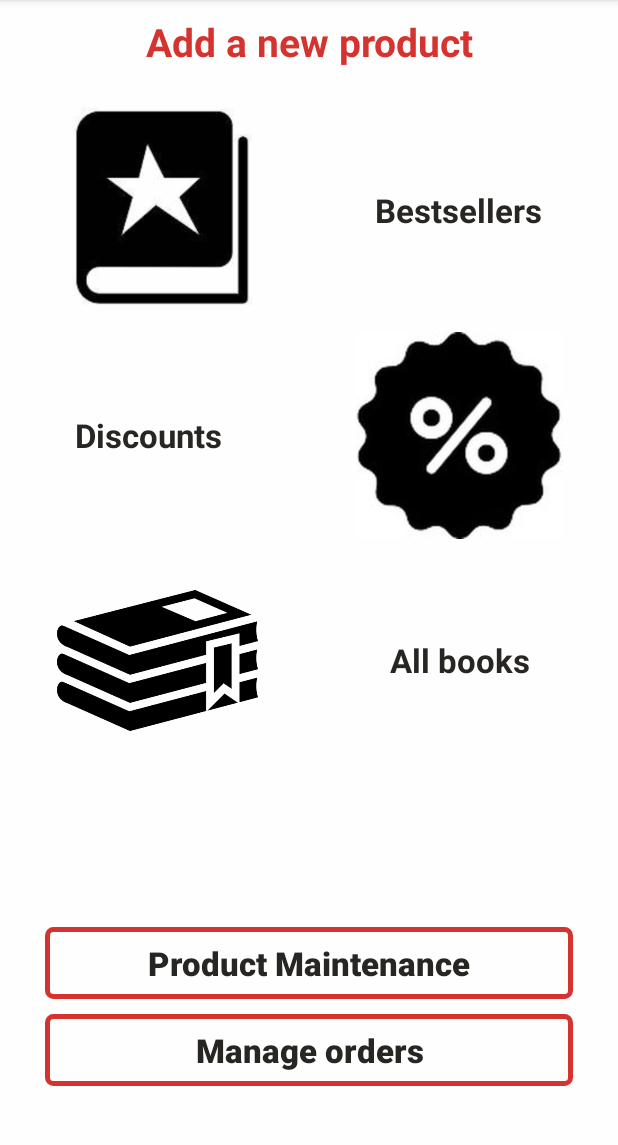
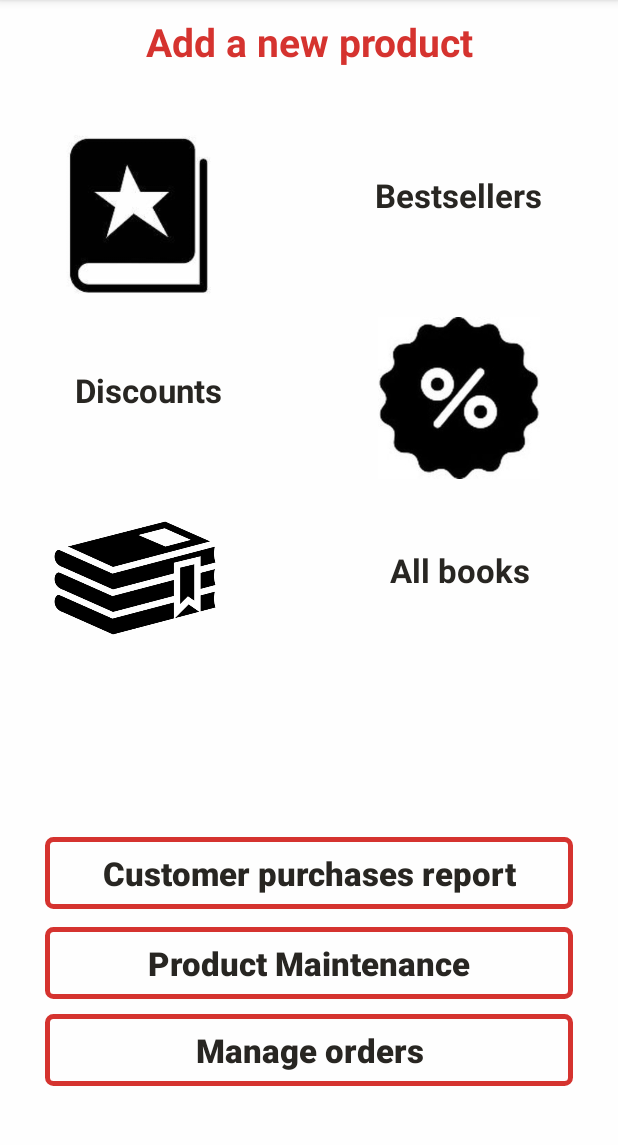
Before and after one commit to OanaDG/BachelorAppGit, an Android app: the AdminCategoryActivity screen opened directly, with no data from a screen before it, on a phone screen of 412 x 824 dp, the part 75-1220 px from its top. Run offline under Robolectric (Android 15) with nearby library versions, the phone set to English and light mode, and no system bars; our stand-ins replace Firebase (no records; nobody signed in at launch, a user with empty details on screens opened directly); 2 statements that could not run were skipped.

Commit message:
version with report

```diff
--- a/BachelorApp/app/src/main/java/com/example/bachelorapp/Admin/AdminCategoryActivity.java
+++ b/BachelorApp/app/src/main/java/com/example/bachelorapp/Admin/AdminCategoryActivity.java
@@ -1,21 +1,39 @@
 package com.example.bachelorapp.Admin;
 
+import androidx.annotation.NonNull;
 import androidx.appcompat.app.AppCompatActivity;
+import androidx.core.content.FileProvider;
 
+import android.content.Context;
 import android.content.Intent;
+import android.net.Uri;
 import android.os.Bundle;
+import android.util.Log;
 import android.view.View;
 import android.widget.Button;
 import android.widget.ImageView;
 
+import com.example.bachelorapp.Model.Orders;
 import com.example.bachelorapp.User.HomeActivity;
 import com.example.bachelorapp.User.LoginActivity;
 import com.example.bachelorapp.R;
+import com.google.firebase.database.DataSnapshot;
+import com.google.firebase.database.DatabaseError;
+import com.google.firebase.database.DatabaseReference;
+import com.google.firebase.database.FirebaseDatabase;
+import com.google.firebase.database.ValueEventListener;
+
+import java.io.File;
+import java.io.FileOutputStream;
+import java.util.Map;
 
 public class AdminCategoryActivity extends AppCompatActivity {
 
+    private static final String TAG = AdminCategoryActivity.class.getSimpleName();
     ImageView imgBestseller, imgDiscount, imgAll, tvLogout;
-    Button btnManageOrders, btnProductMaintenance;
+    Button btnManageOrders, btnProductMaintenance, btnCustomerPurchasesReport;
+    StringBuilder builder = new StringBuilder();
+    DatabaseReference ordersRef, usersRef;
 
     @Override
     protected void onCreate(Bundle savedInstanceState) {
@@ -28,6 +46,35 @@ public class AdminCategoryActivity extends AppCompatActivity {
         imgAll = findViewById(R.id.imgAll);
         btnManageOrders = findViewById(R.id.btnCheckOrders);
         btnProductMaintenance = findViewById(R.id.btnMaintenance);
+        btnCustomerPurchasesReport = findViewById(R.id.btnClientReport);
+        builder.append("Customer,Revenue(RON)");
+
+        ordersRef = FirebaseDatabase.getInstance().getReference().child("Orders");
+        ordersRef.addValueEventListener(new ValueEventListener() {
+            @Override
+            public void onDataChange(@NonNull DataSnapshot snapshot) {
+                Map<String, Object> map = (Map<String, Object>)snapshot.getValue();
+                for(Map.Entry<String, Object> pair : map.entrySet()) {
+                    String name = pair.getKey();
+                    builder.append("\n" + name + ",");
+                    DataSnapshot allSnapshots = snapshot.child(name);
+                    Iterable<DataSnapshot> orderChildren = allSnapshots.getChildren();
+                    double revenue = 0;
+                    for (DataSnapshot snap : orderChildren) {
+                        Orders order = snap.getValue(Orders.class);
+                        revenue += Double.valueOf(order.getTotalPrice());
+
+                    }
+                    builder.append(revenue);
+                }
+
+            }
+
+            @Override
+            public void onCancelled(@NonNull DatabaseError error) {
+
+            }
+        });
 
         imgBestseller.setOnClickListener(new View.OnClickListener() {
             @Override
@@ -84,5 +131,36 @@ public class AdminCategoryActivity extends AppCompatActivity {
                 startActivity(intent);
             }
         });
+
+
+        //to do method for generating csv
+        btnCustomerPurchasesReport.setOnClickListener(new View.OnClickListener() {
+            @Override
+            public void onClick(View view) {
+                Log.d(TAG, "onClick: " + builder.toString());
+                generateRevenueByClientReport();
+            }
+        });
+    }
+
+    public void generateRevenueByClientReport() {
+        try{
+            FileOutputStream out = openFileOutput("revenueReport.csv", Context.MODE_PRIVATE);
+            out.write((builder.toString()).getBytes());
+            out.close();
+
+            Context context = getApplicationContext();
+            File file = new File(getFilesDir(), "revenueReport.csv");
+            Uri path = FileProvider.getUriForFile(context, "com.example.bachelorapp.fileprovider", file);
+            Intent fileIntent = new Intent(Intent.ACTION_SEND);
+            fileIntent.setType("text/csv");
+            fileIntent.putExtra(Intent.EXTRA_SUBJECT, "Revenue brought by each client");
+            fileIntent.addFlags(Intent.FLAG_GRANT_READ_URI_PERMISSION);
+            fileIntent.putExtra(Intent.EXTRA_STREAM, path);
+            startActivity(Intent.createChooser(fileIntent, "Save report"));
+
+        } catch (Exception e){
+            e.printStackTrace();
+        }
     }
 }
--- a/BachelorApp/app/src/main/res/layout/activity_admin_category.xml
+++ b/BachelorApp/app/src/main/res/layout/activity_admin_category.xml
@@ -47,12 +47,12 @@
 
         <ImageView
             android:id="@+id/imgBestseller"
-            android:layout_width="150dp"
-            android:layout_height="150dp"
+            android:layout_width="120dp"
+            android:layout_height="120dp"
             android:layout_weight="1"
             app:srcCompat="@drawable/bestseller"
             android:layout_marginLeft="30dp"
-            android:layout_marginTop="20dp"
+            android:layout_marginTop="40dp"
             android:layout_below="@id/tvInstruction"/>
         <TextView
             android:layout_width="wrap_content"
@@ -64,13 +64,13 @@
             android:textSize="22sp"
             android:textStyle="bold"
             android:textColor="@color/black"
-            android:layout_marginTop="80dp"/>
+            android:layout_marginTop="70dp"/>
 
 
         <ImageView
             android:id="@+id/imgDiscount"
             android:layout_width="wrap_content"
-            android:layout_height="150dp"
+            android:layout_height="120dp"
             android:layout_marginLeft="200dp"
 
             android:layout_weight="1"
@@ -87,12 +87,12 @@
             android:textSize="22sp"
             android:textStyle="bold"
             android:textColor="@color/black"
-            android:layout_marginTop="60dp"/>
+            android:layout_marginTop="40dp"/>
 
     <ImageView
         android:id="@+id/imgAll"
-        android:layout_width="150dp"
-        android:layout_height="150dp"
+        android:layout_width="120dp"
+        android:layout_height="120dp"
         android:layout_below="@id/imgDiscount"
         android:layout_marginLeft="30dp"
 
@@ -109,7 +109,23 @@
         android:textSize="22sp"
         android:textStyle="bold"
         android:textColor="@color/black"
-        android:layout_marginTop="60dp"/>
+        android:layout_marginTop="40dp"/>
+
+    <Button
+        android:id="@+id/btnClientReport"
+        android:layout_width="match_parent"
+        android:layout_height="wrap_content"
+
+        android:layout_above="@id/btnMaintenance"
+        android:layout_marginLeft="30dp"
+        android:layout_marginRight="30dp"
+        android:layout_marginBottom="12dp"
+        android:background="@drawable/log_btn"
+        android:text="@string/customer_purchases_report"
+        android:textAllCaps="false"
+        android:textColor="@color/black"
+        android:textSize="22sp"
+        android:textStyle="bold" />
 
     <Button
         android:id="@+id/btnMaintenance"
--- a/BachelorApp/app/src/main/res/values/strings.xml
+++ b/BachelorApp/app/src/main/res/values/strings.xml
@@ -97,6 +97,7 @@
     <string name="biography">Biography</string>
     <string name="action">Action</string>
     <string name="send_answers">Send answers</string>
+    <string name="customer_purchases_report">Customer purchases report</string>
     <string-array name="spinner">
         <item>Bestsellers</item>
         <item>Discounted</item>
--- /dev/null
+++ b/BachelorApp/app/src/main/res/xml/provider_paths.xml
@@ -0,0 +1,5 @@
+<paths>
+    <files-path
+        name="data"
+        path="./"/>
+</paths>
```
Also changed, not shown: BachelorApp/app/src/main/AndroidManifest.xml (+9 -0 lines).
